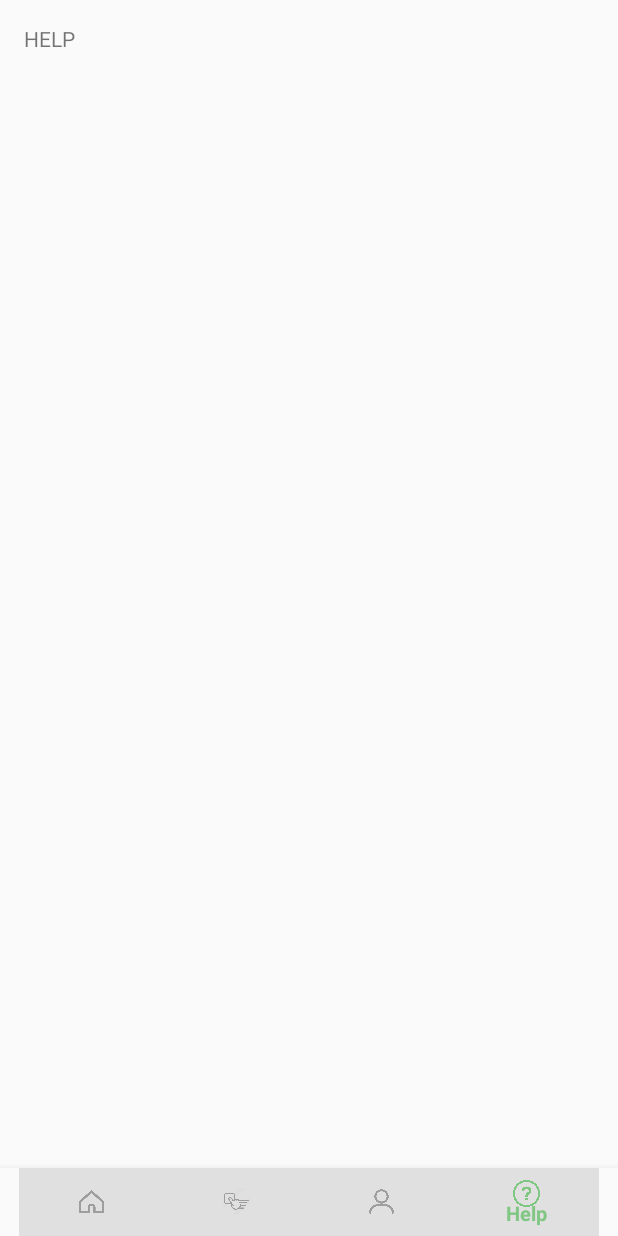
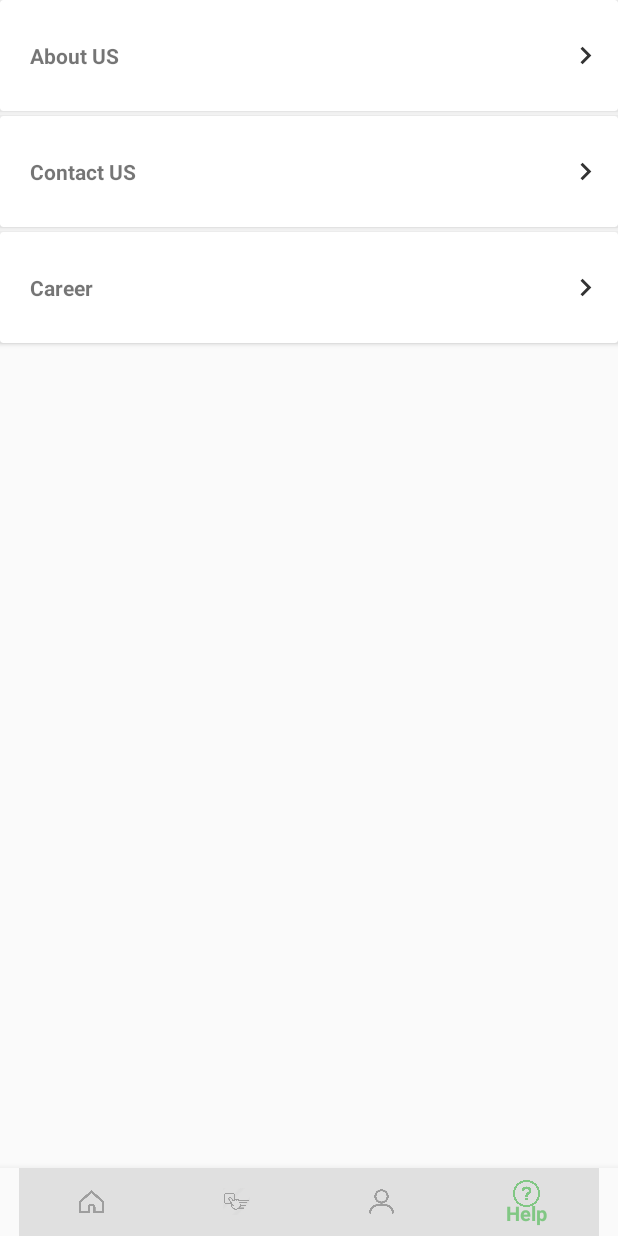
Before and after one commit to djain5888/Darshan, an Android app: the HelpActivity screen opened directly, with no data from a screen before it, on a phone screen of 412 x 824 dp. Run offline under Robolectric (Android 15) with nearby library versions, the phone set to English and light mode, and no system bars.

Commit message:
about us

```diff
--- a/app/src/main/java/com/iniesta/darshan/Activities/HelpActivity.java
+++ b/app/src/main/java/com/iniesta/darshan/Activities/HelpActivity.java
@@ -5,14 +5,17 @@ import android.os.Bundle;
 import android.support.annotation.NonNull;
 import android.support.design.widget.BottomNavigationView;
 import android.support.v7.app.AppCompatActivity;
+import android.support.v7.widget.CardView;
 import android.view.MenuItem;
+import android.view.View;
 import android.widget.TextView;
 
 import com.iniesta.darshan.R;
 
 public class HelpActivity extends AppCompatActivity {
     private TextView mTextMessage;
-    BottomNavigationView navView;
+    private BottomNavigationView navView;
+    private CardView cardabout;
 
     private BottomNavigationView.OnNavigationItemSelectedListener mOnNavigationItemSelectedListener
             = new BottomNavigationView.OnNavigationItemSelectedListener() {
@@ -51,6 +54,16 @@ public class HelpActivity extends AppCompatActivity {
         mTextMessage = findViewById(R.id.message);
         navView.setOnNavigationItemSelectedListener(mOnNavigationItemSelectedListener);
         navView.getMenu().getItem(3).setChecked(true);
+
+        cardabout = findViewById(R.id.card1);
+        cardabout.setOnClickListener(new View.OnClickListener() {
+            @Override
+            public void onClick(View v) {
+                Intent intent =new Intent(HelpActivity.this,AboutUsActivity.class);
+                startActivity(intent);
+            }
+        });
+
     }
 
     @Override
--- /dev/null
+++ b/app/src/main/res/drawable-anydpi/ic_rightarrow.xml
@@ -0,0 +1,10 @@
+<vector xmlns:android="http://schemas.android.com/apk/res/android"
+    android:width="24dp"
+    android:height="24dp"
+    android:viewportWidth="24"
+    android:viewportHeight="24"
+    android:tint="#333333">
+    <path
+        android:fillColor="#FF000000"
+        android:pathData="M10,6L8.59,7.41 13.17,12l-4.58,4.59L10,18l6,-6z"/>
+</vector>
--- a/app/src/main/res/layout/activity_help.xml
+++ b/app/src/main/res/layout/activity_help.xml
@@ -8,16 +8,113 @@
     android:layout_height="match_parent"
     tools:context=".Activities.HelpActivity">
 
-    <TextView
-        android:id="@+id/message"
-        android:layout_width="wrap_content"
-        android:layout_height="wrap_content"
-        android:layout_marginStart="@dimen/activity_horizontal_margin"
-        android:layout_marginLeft="@dimen/activity_horizontal_margin"
-        android:layout_marginTop="@dimen/activity_vertical_margin"
-        android:text="HELP"
-        app:layout_constraintLeft_toLeftOf="parent"
-        app:layout_constraintTop_toTopOf="parent" />
+    <RelativeLayout
+        android:layout_width="match_parent"
+        android:layout_height="match_parent"
+        app:layout_constraintBottom_toBottomOf="parent"
+        app:layout_constraintEnd_toEndOf="parent"
+        app:layout_constraintStart_toStartOf="parent"
+        app:layout_constraintTop_toTopOf="parent">
+
+
+        <android.support.v7.widget.CardView
+            android:layout_width="match_parent"
+            android:layout_height="74dp"
+            android:id="@+id/card1"
+            android:layout_alignParentTop="true"
+            >
+            <RelativeLayout
+                android:layout_width="match_parent"
+                android:layout_height="match_parent">
+                <ImageView
+                    android:layout_width="43dp"
+                    android:layout_height="match_parent"
+                    android:id="@+id/img1"
+                    android:padding="10dp"
+                    android:layout_alignParentRight="true"
+                    android:src="@drawable/ic_rightarrow" />
+
+                <TextView
+                    android:layout_toLeftOf="@+id/img1"
+                    android:id="@+id/text1"
+                    android:layout_width="294dp"
+                    android:layout_alignParentLeft="true"
+                    android:text="About US"
+                    android:textStyle="bold"
+                    android:gravity="center|left"
+                    android:layout_height="match_parent"
+                    android:layout_marginLeft="20dp"/>
+            </RelativeLayout>
+
+        </android.support.v7.widget.CardView>
+        <android.support.v7.widget.CardView
+            android:layout_width="match_parent"
+            android:layout_height="74dp"
+            android:id="@+id/card2"
+            android:layout_below="@+id/card1"
+            android:layout_marginTop="3dp"
+
+            >
+            <RelativeLayout
+                android:layout_width="match_parent"
+                android:layout_height="match_parent">
+
+                <ImageView
+                    android:layout_width="43dp"
+                    android:layout_height="match_parent"
+                    android:id="@+id/img2"
+                    android:padding="10dp"
+                    android:layout_alignParentRight="true"
+                    android:src="@drawable/ic_rightarrow" />
+
+                <TextView
+                    android:id="@+id/text23"
+                    android:layout_toLeftOf="@+id/img2"
+                    android:layout_width="294dp"
+                    android:layout_alignParentLeft="true"
+                    android:text="Contact US"
+                    android:textStyle="bold"
+                    android:gravity="center|left"
+                    android:layout_height="match_parent"
+                    android:layout_marginLeft="20dp"/>
+            </RelativeLayout>
+
+        </android.support.v7.widget.CardView>
+        <android.support.v7.widget.CardView
+            android:layout_width="match_parent"
+            android:layout_height="74dp"
+            android:id="@+id/card3"
+            android:layout_below="@+id/card2"
+            android:layout_marginTop="3dp">
+
+            <RelativeLayout
+                android:layout_width="match_parent"
+                android:layout_height="match_parent">
+
+                <ImageView
+                    android:layout_width="43dp"
+                    android:padding="10dp"
+                    android:layout_height="match_parent"
+                    android:id="@+id/img3"
+                    android:layout_alignParentRight="true"
+                    android:src="@drawable/ic_rightarrow" />
+
+                <TextView
+                    android:id="@+id/text3"
+                    android:layout_toLeftOf="@+id/img3"
+                    android:layout_width="294dp"
+                    android:layout_alignParentLeft="true"
+                    android:text="Career"
+                    android:textStyle="bold"
+                    android:gravity="center|left"
+                    android:layout_height="match_parent"
+                    android:layout_marginLeft="20dp"/>
+            </RelativeLayout>
+
+        </android.support.v7.widget.CardView>
+
+
+    </RelativeLayout>
 
     <android.support.design.widget.BottomNavigationView
         android:id="@+id/nav_view"
```
Also changed, not shown: app/src/main/AndroidManifest.xml (+6 -5 lines), app/src/main/java/com/iniesta/darshan/Activities/AboutUsActivity.java (added, +18 -0 lines), app/src/main/res/layout/activity_about_us.xml (added, +169 -0 lines), app/src/main/res/drawable-hdpi/ic_rightarrow.png (added), app/src/main/res/drawable-mdpi/ic_rightarrow.png (added), app/src/main/res/drawable-xhdpi/ic_rightarrow.png (added), app/src/main/res/drawable-xxhdpi/ic_rightarrow.png (added), app/src/main/res/drawable/back_aboutus1.jpg (added), app/src/main/res/drawable/back_abouyus.jpg (added), app/src/main/res/drawable/globe.png (added), app/src/main/res/drawable/store.png (added), app/src/main/res/drawable/suitcase.png (added), app/src/main/res/drawable/unity.png (added).
